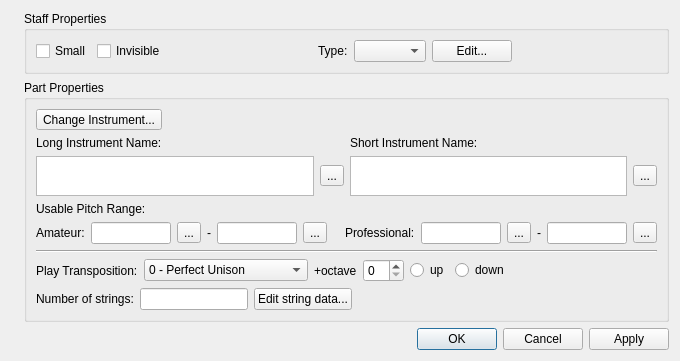
Above: mscore/mscore/editstaff.ui from musescore/musescore-old before the change. Below: the same form after it.
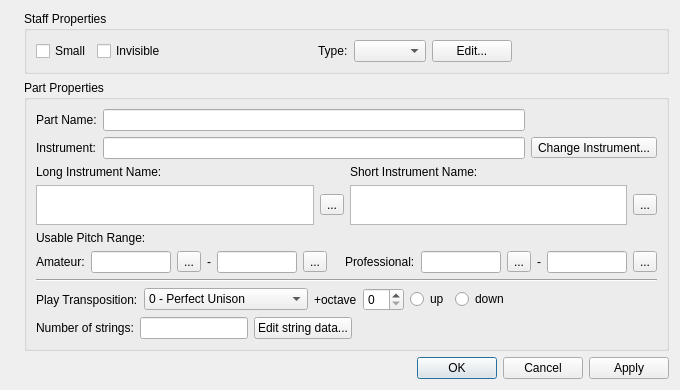
That is the form after the change. Icons and pictures are not drawn.

What changed in the file:
```diff
--- a/mscore/mscore/editstaff.ui
+++ b/mscore/mscore/editstaff.ui
@@ -7,7 +7,7 @@
     <x>0</x>
     <y>0</y>
     <width>680</width>
-    <height>330</height>
+    <height>339</height>
    </rect>
   </property>
   <property name="sizePolicy">
@@ -151,11 +151,42 @@
      </property>
      <layout class="QVBoxLayout" name="verticalLayout" stretch="0,1,0,0,0,0,1">
       <item>
-       <widget class="QToolButton" name="changeInstrument">
-        <property name="text">
-         <string>Change Instrument...</string>
+       <layout class="QGridLayout" name="gridLayout_3">
+        <property name="leftMargin">
+         <number>0</number>
         </property>
-       </widget>
+        <item row="2" column="1">
+         <widget class="QLineEdit" name="instrumentName">
+          <property name="readOnly">
+           <bool>true</bool>
+          </property>
+         </widget>
+        </item>
+        <item row="2" column="0">
+         <widget class="QLabel" name="label_13">
+          <property name="text">
+           <string>Instrument:</string>
+          </property>
+         </widget>
+        </item>
+        <item row="2" column="2">
+         <widget class="QToolButton" name="changeInstrument">
+          <property name="text">
+           <string>Change Instrument...</string>
+          </property>
+         </widget>
+        </item>
+        <item row="1" column="0">
+         <widget class="QLabel" name="label_14">
+          <property name="text">
+           <string>Part Name:</string>
+          </property>
+         </widget>
+        </item>
+        <item row="1" column="1">
+         <widget class="QLineEdit" name="partName"/>
+        </item>
+       </layout>
       </item>
       <item>
        <layout class="QGridLayout" name="gridLayout">
```
